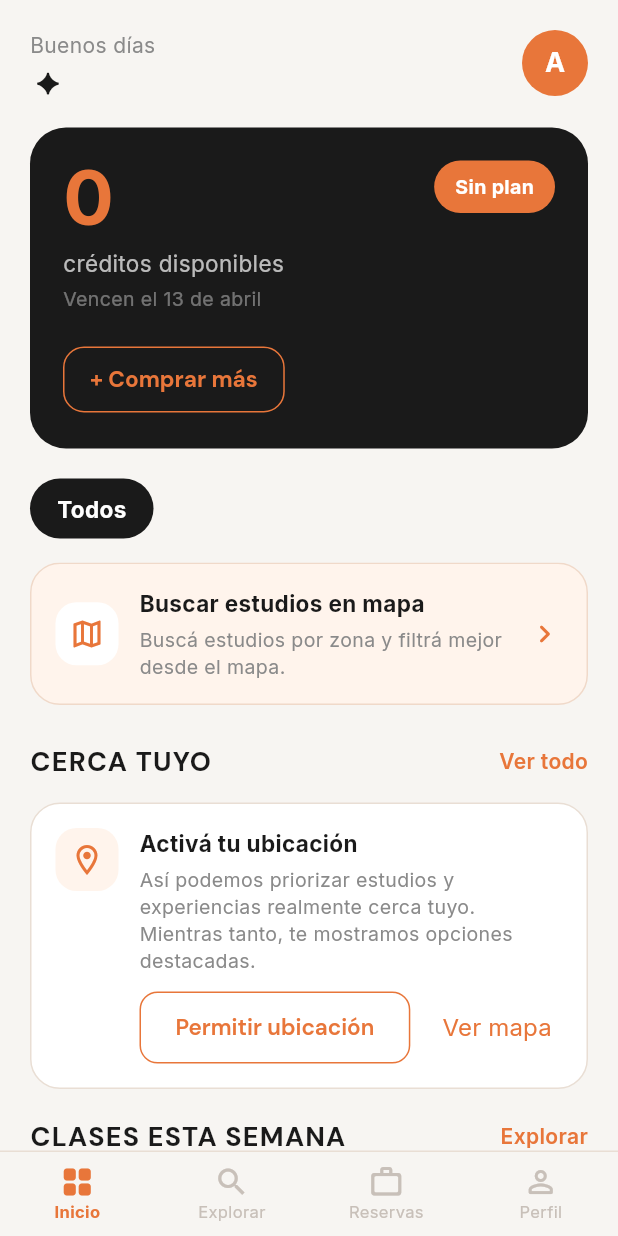
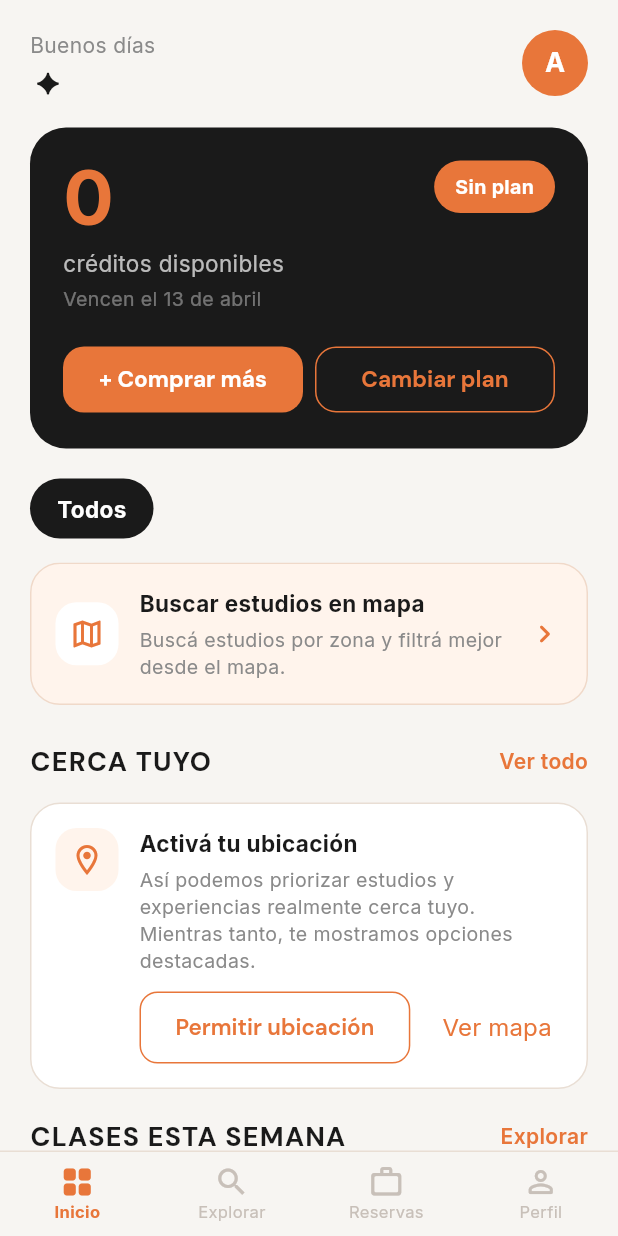
Before and after one commit to sofiareyy/aura-flutter, a Flutter app: the HomeScreen screen opened by its route, on a phone screen of 412 x 824 dp. Run offline on Flutter 3.47's test engine with Material 3 defaults, Android fonts, the phone set to English and light mode, and no system bars; our stand-ins replace cached_network_image, flutter_local_notifications, flutter_map, geolocator, go_router, google_fonts and 7 more; missing offline and left inert: dart:html, mobile_scanner; accounts and stored records are empty.

Commit message:
HomeScreen: botón Cambiar plan + ComprarCreditosScreen: diseño suscripciones
- HomeScreen: reemplaza botón único por row con Comprar más (naranja) + Cambiar plan (outline)
- ComprarCreditosScreen: botón muestra precio dinámico según tab y selección
- Tab Suscripciones: cards fondo #FDF0E8 al seleccionar, texto negro, badges MÁS POPULAR / MEJOR VALOR
- Subtítulos por plan: Starter ~2 clases, Explorer ~5 clases, Unlimited ~10 clases
- Texto "Renovación automática · Cancelá cuando quieras" bajo el botón al seleccionar suscripción

Co-Authored-By: Claude Sonnet 4.6 <noreply@anthropic.com>

```diff
--- a/lib/screens/home/home_screen.dart
+++ b/lib/screens/home/home_screen.dart
@@ -656,21 +656,44 @@ class _PlanCard extends StatelessWidget {
             ],
           ),
           const SizedBox(height: 20),
-          OutlinedButton(
-            onPressed: () => context.push('/mis-creditos'),
+          Row(
+            children: [
+              Expanded(
+                child: ElevatedButton(
+                  onPressed: () => context.push('/comprar-creditos'),
+                  style: ElevatedButton.styleFrom(
+                    backgroundColor: AppColors.primary,
+                    foregroundColor: AppColors.white,
+                    shape: RoundedRectangleBorder(
+                      borderRadius: BorderRadius.circular(14),
+                    ),
+                    padding: const EdgeInsets.symmetric(vertical: 12),
+                  ),
+                  child: const Text(
+                    '+ Comprar más',
+                    style: TextStyle(fontWeight: FontWeight.w700),
+                  ),
+                ),
+              ),
+              const SizedBox(width: 8),
+              Expanded(
+                child: OutlinedButton(
+                  onPressed: () => context.push('/cambiar-plan'),
                   style: OutlinedButton.styleFrom(
                     foregroundColor: AppColors.primary,
                     side: const BorderSide(color: AppColors.primary),
                     shape: RoundedRectangleBorder(
                       borderRadius: BorderRadius.circular(14),
                     ),
-              padding:
-                  const EdgeInsets.symmetric(horizontal: 18, vertical: 12),
+                    padding: const EdgeInsets.symmetric(vertical: 12),
                   ),
                   child: const Text(
-              '+ Comprar más',
+                    'Cambiar plan',
                     style: TextStyle(fontWeight: FontWeight.w700),
                   ),
+                ),
+              ),
+            ],
           ),
         ],
       ),
```
Also changed, not shown: lib/screens/creditos/comprar_creditos_screen.dart (+93 -58 lines). Lines whose indentation alone changed are shown as unchanged.
